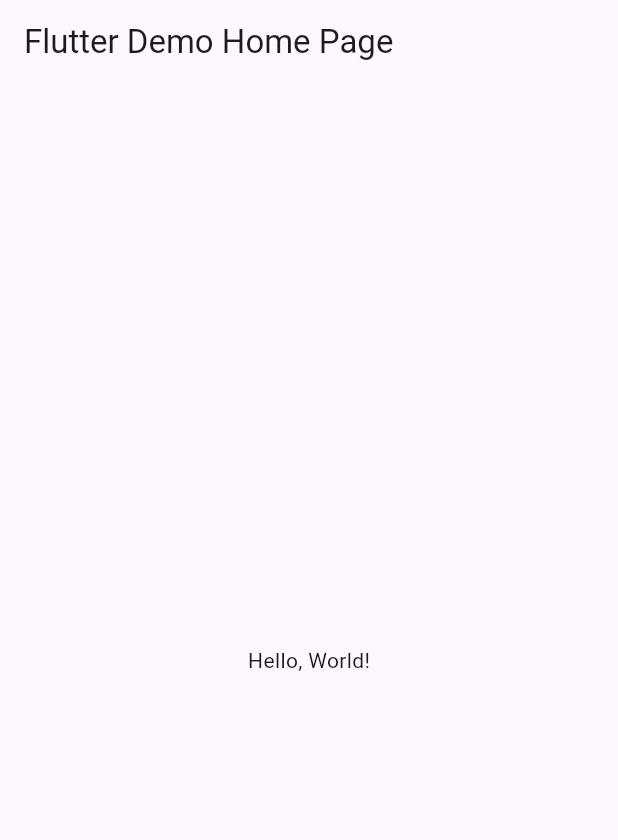
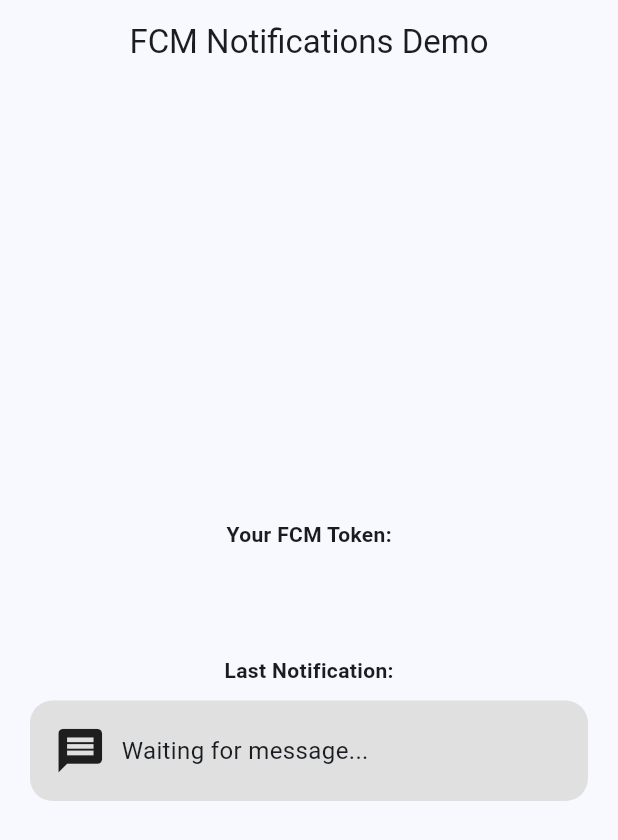
Before and after one commit to Krishnam2525/In_Class_17, a Flutter app: the screen it shows after launch, on a phone screen of 412 x 824 dp. Shown: the top 840 px of the screen. Run offline on Flutter 3.47's test engine with Material 3 defaults, Android fonts, the phone set to English and light mode, and no system bars; our stand-ins replace firebase_core, firebase_messaging; accounts and stored records are empty.

Commit message:
update again

```diff
--- a/lib/main.dart
+++ b/lib/main.dart
@@ -1,42 +1,113 @@
 import 'package:flutter/material.dart';
+import 'package:firebase_core/firebase_core.dart';
+import 'package:firebase_messaging/firebase_messaging.dart';
 
-void main() => runApp(MyApp());
+import 'firebase_options.dart';
+import 'services/notification_service.dart';
+import 'widgets/notification_card.dart';
+import 'widgets/notification_dialog.dart';
+
+void main() async {
+  WidgetsFlutterBinding.ensureInitialized();
+
+  // 🔥 FIX: Request Notification Permission FIRST
+  await FirebaseMessaging.instance.requestPermission();
+
+  // 🔥 Init Firebase AFTER permissions
+  await Firebase.initializeApp(
+    options: DefaultFirebaseOptions.currentPlatform,
+  );
+
+  // 🔥 Set up FCM handlers
+  NotificationService.initializeFCM();
+
+  runApp(const MyApp());
+}
 
 class MyApp extends StatelessWidget {
   const MyApp({super.key});
-  // This widget is the root of your application.
+
   @override
   Widget build(BuildContext context) {
     return MaterialApp(
-      // Application name
-      title: 'Flutter Hello World',
-      // Application theme data, you can set the colors for the application as
-      // you want
+      debugShowCheckedModeBanner: false,
+
+      // Required for showing dialogs from background/foreground FCM
+      navigatorKey: navigatorKey,
+
       theme: ThemeData(
-        // useMaterial3: false,
-        primarySwatch: Colors.blue,
+        useMaterial3: true,
+        colorSchemeSeed: Colors.blue,
       ),
-      // A widget which will be started on application startup
-      home: MyHomePage(title: 'Flutter Demo Home Page'),
+
+      home: const NotificationHome(),
     );
   }
 }
 
-class MyHomePage extends StatelessWidget {
-  final String title;
-  const MyHomePage({super.key, required this.title});
+class NotificationHome extends StatefulWidget {
+  const NotificationHome({super.key});
+
+  @override
+  State<NotificationHome> createState() => _NotificationHomeState();
+}
+
+class _NotificationHomeState extends State<NotificationHome> {
+  String? fcmToken = "Loading...";
+  String messageText = "Waiting for message...";
+  String messageType = "none";
+
+  @override
+  void initState() {
+    super.initState();
+
+    // Listen to incoming messages
+    NotificationService.onMessageReceived = (type, text) {
+      setState(() {
+        messageType = type;
+        messageText = text;
+      });
+    };
+
+    // Load FCM Token
+    NotificationService.getToken().then((token) {
+      setState(() => fcmToken = token ?? "No Token");
+    });
+  }
 
   @override
   Widget build(BuildContext context) {
     return Scaffold(
       appBar: AppBar(
-        // The title text which will be shown on the action bar
-        title: Text(title),
+        title: const Text("FCM Notifications Demo"),
+        centerTitle: true,
       ),
-      body: Center(
-        child: Text(
-          'Hello, World!',
-        ),
+      body: Column(
+        mainAxisAlignment: MainAxisAlignment.center,
+        children: [
+          const Text(
+            "Your FCM Token:",
+            style: TextStyle(fontWeight: FontWeight.bold),
+          ),
+          Padding(
+            padding: const EdgeInsets.all(12),
+            child: Text(
+              fcmToken ?? "",
+              textAlign: TextAlign.center,
+              style: const TextStyle(fontSize: 12),
+            ),
+          ),
+          const SizedBox(height: 30),
+          const Text(
+            "Last Notification:",
+            style: TextStyle(fontWeight: FontWeight.bold),
+          ),
+          const SizedBox(height: 10),
+          NotificationCard(
+            type: messageType,
+            message: messageText,
+          ),
+        ],
       ),
     );
   }
--- /dev/null
+++ b/lib/services/notification_service.dart
@@ -0,0 +1,42 @@
+import 'package:firebase_messaging/firebase_messaging.dart';
+import 'package:flutter/material.dart';
+import '../widgets/notification_dialog.dart';
+
+class NotificationService {
+  static FirebaseMessaging messaging = FirebaseMessaging.instance;
+
+  static Function(String type, String text)? onMessageReceived;
+
+  static Future<void> initializeFCM() async {
+    await messaging.requestPermission();
+
+    messaging.subscribeToTopic("messaging");
+
+    FirebaseMessaging.onBackgroundMessage(_backgroundHandler);
+
+    FirebaseMessaging.onMessage.listen((msg) {
+      final type = msg.data["type"] ?? "regular";
+      final text = msg.notification?.body ?? "No message";
+
+      if (onMessageReceived != null) {
+        onMessageReceived!(type, text);
+      }
+
+      NotificationDialog.show(type, text);
+    });
+
+    FirebaseMessaging.onMessageOpenedApp.listen((msg) {
+      print("Message opened!");
+    });
+  }
+
+  static Future<String?> getToken() async {
+    final token = await messaging.getToken();
+    print("FCM TOKEN: $token");
+    return token;
+  }
+}
+
+Future<void> _backgroundHandler(RemoteMessage msg) async {
+  print("Background message: ${msg.data}");
+}
--- /dev/null
+++ b/lib/widgets/notification_card.dart
@@ -0,0 +1,54 @@
+import 'package:flutter/material.dart';
+
+class NotificationCard extends StatelessWidget {
+  final String type;
+  final String message;
+
+  const NotificationCard(
+      {super.key, required this.type, required this.message});
+
+  Color _background() {
+    switch (type) {
+      case "important":
+        return Colors.red.shade300;
+      case "wisdom":
+        return Colors.purple.shade300;
+      case "motivation":
+        return Colors.blue.shade300;
+      default:
+        return Colors.grey.shade300;
+    }
+  }
+
+  IconData _icon() {
+    switch (type) {
+      case "important":
+        return Icons.warning;
+      case "wisdom":
+        return Icons.lightbulb;
+      case "motivation":
+        return Icons.emoji_events;
+      default:
+        return Icons.message;
+    }
+  }
+
+  @override
+  Widget build(BuildContext context) {
+    return Container(
+      padding: const EdgeInsets.all(16),
+      margin: const EdgeInsets.symmetric(horizontal: 20),
+      decoration: BoxDecoration(
+        color: _background(),
+        borderRadius: BorderRadius.circular(15),
+      ),
+      child: Row(
+        children: [
+          Icon(_icon(), size: 35),
+          const SizedBox(width: 10),
+          Expanded(child: Text(message, style: TextStyle(fontSize: 16))),
+        ],
+      ),
+    );
+  }
+}
```
Also changed, not shown: lib/widgets/notification_dialog.dart (added, +49 -0 lines), pubspec.yaml (+6 -20 lines), lib/firebase_options.dart (added).
